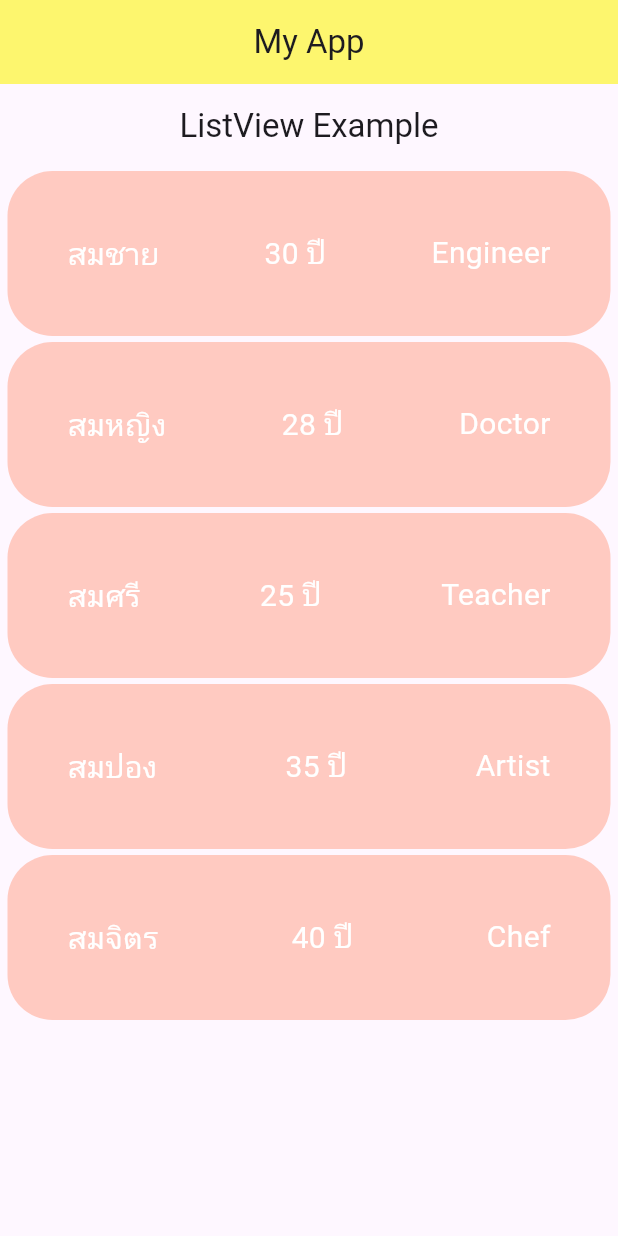
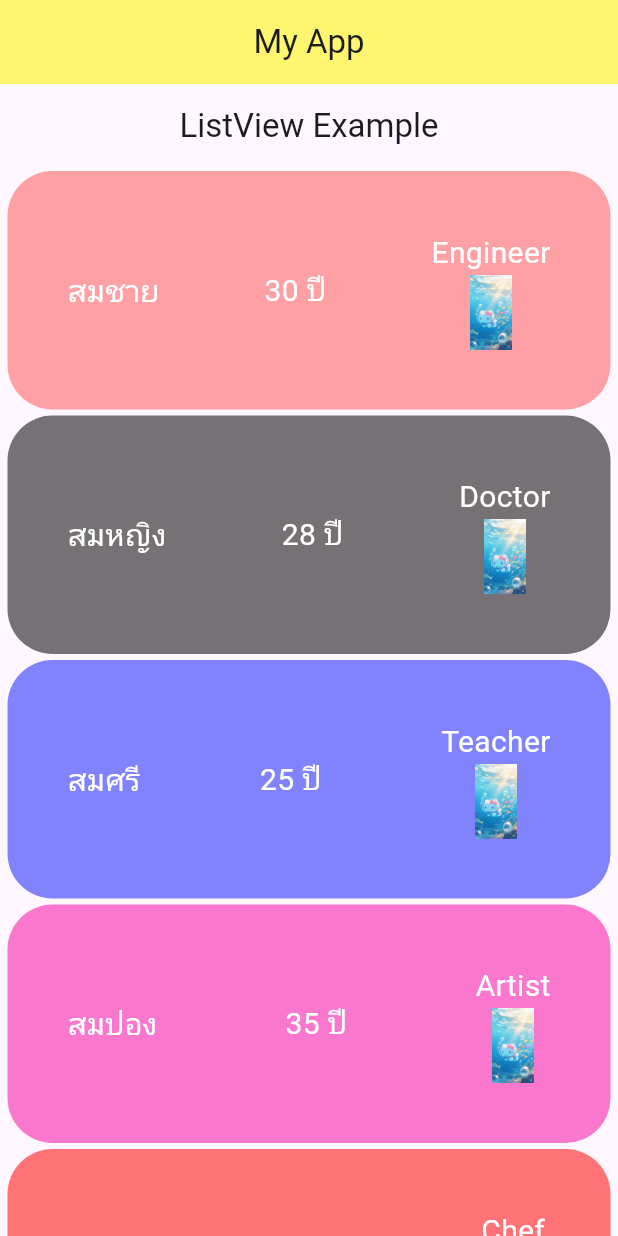
Before and after one commit to 0krit0/learn_flutter_67_1, a Flutter app: the screen it shows after launch, on a phone screen of 412 x 824 dp. Run offline on Flutter 3.47's test engine with Material 3 defaults, Android fonts, the light colour scheme and no system bars.

Commit message:
Step 11, use a eunm

```diff
--- a/lib/model/person.dart
+++ b/lib/model/person.dart
@@ -1,15 +1,66 @@
+//class Person {
+  //String name;
+ // int age;
+//  String jod;
+
+//  Person({required this.name, required this.age, required this.jod});
+//}
+
+//List<Person> personList = [
+//  Person(name: "สมชาย", age: 30, jod: "Engineer"),
+//  Person(name: "สมหญิง", age: 28, jod: "Doctor"),
+//  Person(name: "สมศรี", age: 25, jod: "Teacher"),
+//  Person(name: "สมปอง", age: 35, jod: "Artist"),
+//  Person(name: "สมจิตร", age: 40, jod: "Chef"),
+//];
+import 'package:flutter/material.dart';
+
+enum Jod {
+  engineer(
+    title: "Engineer",
+    image: "assets/images/101.jpg",
+    color: Color.fromARGB(137, 255, 85, 85),
+  ),
+  teacher(
+    title: "Teacher",
+    image: "assets/images/101.jpg",
+    color: Color.fromARGB(137, 19, 31, 248),
+  ),
+  doctor(
+    title: "Doctor",
+    image: "assets/images/101.jpg",
+    color: Colors.black54,
+  ),
+  artist(
+    title: "Artist",
+    image: "assets/images/101.jpg",
+    color: Color.fromARGB(137, 244, 8, 162),
+  ),
+  chef(
+    title: "Chef",
+    image: "assets/images/101.jpg",
+    color: Color.fromARGB(137, 255, 0, 0),
+  );
+
+  final String title;
+  final String image;
+  final Color color;
+
+  const Jod({required this.title, required this.image, required this.color});
+}
+
 class Person {
   String name;
   int age;
-  String jod;
+  Jod jod;
 
   Person({required this.name, required this.age, required this.jod});
 }
 
 List<Person> personList = [
-  Person(name: "สมชาย", age: 30, jod: "Engineer"),
-  Person(name: "สมหญิง", age: 28, jod: "Doctor"),
-  Person(name: "สมศรี", age: 25, jod: "Teacher"),
-  Person(name: "สมปอง", age: 35, jod: "Artist"),
-  Person(name: "สมจิตร", age: 40, jod: "Chef"),
+  Person(name: "สมชาย", age: 30, jod: Jod.engineer),
+  Person(name: "สมหญิง", age: 28, jod: Jod.doctor),
+  Person(name: "สมศรี", age: 25, jod: Jod.teacher),
+  Person(name: "สมปอง", age: 35, jod: Jod.artist),
+  Person(name: "สมจิตร", age: 40, jod: Jod.chef),
 ];
--- a/lib/screen/item.dart
+++ b/lib/screen/item.dart
@@ -40,7 +40,7 @@ class _ItemState extends State<Item> {
             padding: const EdgeInsets.all(40),
             decoration: BoxDecoration(
               borderRadius: BorderRadius.circular(30),
-              color: const Color.fromARGB(255, 255, 202, 193),
+              color: personList[index].jod.color,
             ),
             child: Row(
               mainAxisAlignment: MainAxisAlignment.spaceBetween,
@@ -59,12 +59,21 @@ class _ItemState extends State<Item> {
                     fontSize: 20,
                   ),
                 ),
-                Text(
-                  personList[index].jod,
-                  style: const TextStyle(
-                    color: Color.fromARGB(255, 255, 255, 255),
-                    fontSize: 20,
-                  ),
+                Column(
+                  children: [
+                    Text(
+                      personList[index].jod.title,
+                      style: const TextStyle(
+                        color: Color.fromARGB(255, 255, 255, 255),
+                        fontSize: 20,
+                      ),
+                    ),
+                    Image.asset(
+                      personList[index].jod.image,
+                      width: 50,
+                      height: 50,
+                    ),
+                  ],
                 ),
               ],
             ),
```
